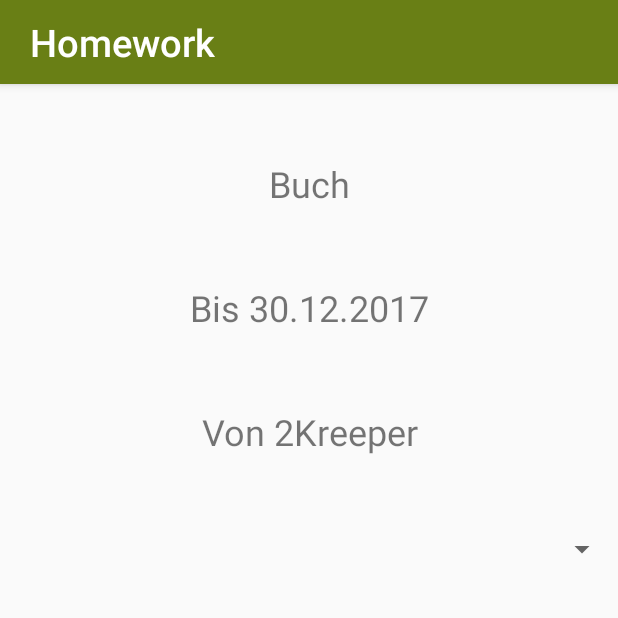
After one commit to 2Kreeper/Homework, an Android app: the FlagActivity screen opened directly, with no data from a screen before it, on a phone screen of 412 x 824 dp, the top half of it. The commit adds this screen. Run offline under Robolectric (Android 15) with nearby library versions, the phone set to English and light mode, and no system bars.

Commit message:
Flagging I
Begin to prototype the flagging UI

```diff
--- a/app/build.gradle
+++ b/app/build.gradle
@@ -41,4 +41,5 @@ dependencies {
 
 
 
+
 apply plugin: 'com.google.gms.google-services'
--- a/app/src/main/AndroidManifest.xml
+++ b/app/src/main/AndroidManifest.xml
@@ -34,21 +34,20 @@
             android:name=".SettingsActivity"
             android:screenOrientation="portrait" />
         <activity android:name=".RegisterActivity1" />
-        <activity android:name=".RegisterActivity2"></activity>
+        <activity android:name=".RegisterActivity2" />
 
-        <service
-            android:name=".fcm.FCMManager">
+        <service android:name=".fcm.FCMManager">
             <intent-filter>
-                <action android:name="com.google.firebase.INSTANCE_ID_EVENT"/>
+                <action android:name="com.google.firebase.INSTANCE_ID_EVENT" />
             </intent-filter>
         </service>
-        <service
-            android:name=".fcm.FCMReciever">
+        <service android:name=".fcm.FCMReciever">
             <intent-filter>
-                <action android:name="com.google.firebase.MESSAGING_EVENT"/>
+                <action android:name="com.google.firebase.MESSAGING_EVENT" />
             </intent-filter>
         </service>
 
+        <activity android:name=".FlagActivity"></activity>
     </application>
 
 </manifest>
--- /dev/null
+++ b/app/src/main/java/eu/baron_online/homework/FlagActivity.java
@@ -0,0 +1,13 @@
+package eu.baron_online.homework;
+
+import android.support.v7.app.AppCompatActivity;
+import android.os.Bundle;
+
+public class FlagActivity extends AppCompatActivity {
+
+    @Override
+    protected void onCreate(Bundle savedInstanceState) {
+        super.onCreate(savedInstanceState);
+        setContentView(R.layout.activity_flag);
+    }
+}
--- a/app/src/main/java/eu/baron_online/homework/HomeworkEntryDetailActivity.java
+++ b/app/src/main/java/eu/baron_online/homework/HomeworkEntryDetailActivity.java
@@ -4,25 +4,16 @@ import android.content.Context;
 import android.content.Intent;
 import android.os.AsyncTask;
 import android.os.Bundle;
-import android.service.notification.StatusBarNotification;
 import android.support.v7.widget.Toolbar;
 import android.view.View;
 import android.widget.Button;
 import android.widget.TextView;
 import android.widget.Toast;
 
-import org.apache.http.NameValuePair;
-import org.apache.http.message.BasicNameValuePair;
 import org.json.JSONException;
 import org.json.JSONObject;
 
-import java.io.IOException;
-import java.text.ParseException;
-import java.text.SimpleDateFormat;
-import java.util.ArrayList;
-import java.util.Date;
 import java.util.HashMap;
-import java.util.List;
 
 public class HomeworkEntryDetailActivity extends ToolbarActivity {
 
@@ -54,8 +45,8 @@ public class HomeworkEntryDetailActivity extends ToolbarActivity {
         }
 
         media = (TextView) findViewById(R.id.homeworkMedia);
-        page = (TextView) findViewById(R.id.homeworkPage);
-        numbers = (TextView) findViewById(R.id.homeworkNumbers);
+        page = (TextView) findViewById(R.id.homeworkUntil);
+        numbers = (TextView) findViewById(R.id.homeworkCreator);
         until = (TextView) findViewById(R.id.homeworkUntil);
 
         setLoading(true);
--- /dev/null
+++ b/app/src/main/res/layout/activity_flag.xml
@@ -0,0 +1,62 @@
+<?xml version="1.0" encoding="utf-8"?>
+<RelativeLayout xmlns:android="http://schemas.android.com/apk/res/android"
+    xmlns:tools="http://schemas.android.com/tools"
+    android:id="@+id/activity_create_entry"
+    android:layout_height="match_parent"
+    android:paddingBottom="@dimen/activity_wrapper_margin"
+    android:paddingLeft="@dimen/activity_wrapper_margin"
+    android:paddingRight="@dimen/activity_wrapper_margin"
+    android:paddingTop="@dimen/activity_wrapper_margin"
+    tools:context="eu.baron_online.homework.FlagActivity"
+    android:layout_width="match_parent">
+
+    <TextView
+        android:id="@+id/homeworkMedia"
+        android:layout_width="wrap_content"
+        android:layout_height="wrap_content"
+        android:layout_alignParentEnd="true"
+        android:layout_alignParentStart="true"
+        android:layout_below="@+id/toolbar"
+        android:layout_marginTop="50dp"
+        android:text="Buch"
+        android:textAlignment="center"
+        android:textSize="24sp" />
+
+    <TextView
+        android:id="@+id/homeworkUntil"
+        android:layout_width="wrap_content"
+        android:layout_height="wrap_content"
+        android:layout_alignParentEnd="true"
+        android:layout_alignParentStart="true"
+        android:layout_below="@+id/homeworkMedia"
+        android:layout_marginTop="50dp"
+        android:text="Bis 30.12.2017"
+        android:textAlignment="center"
+        android:textSize="24sp" />
+
+    <TextView
+        android:id="@+id/homeworkCreator"
+        android:layout_width="wrap_content"
+        android:layout_height="wrap_content"
+        android:layout_below="@+id/homeworkUntil"
+        android:layout_alignParentEnd="true"
+        android:layout_alignParentStart="true"
+        android:layout_marginTop="50dp"
+        android:text="Von 2Kreeper"
+        android:textAlignment="center"
+        android:textSize="24sp" />
+
+    <Spinner
+        android:id="@+id/homeworkFlagReason"
+        android:layout_width="match_parent"
+        android:layout_height="wrap_content"
+        android:layout_alignParentEnd="true"
+        android:layout_alignParentStart="true"
+        android:layout_below="@+id/homeworkCreator"
+        android:layout_marginTop="50dp" />
+
+    <include
+        android:id="@+id/toolbar"
+        layout="@layout/toolbar" />
+
+</RelativeLayout>
--- a/app/src/main/res/layout/activity_homework_entry_detail.xml
+++ b/app/src/main/res/layout/activity_homework_entry_detail.xml
@@ -17,12 +17,12 @@
         ></include>
 
     <TextView
-        android:id="@+id/homeworkNumbers"
+        android:id="@+id/homeworkCreator"
         android:layout_width="wrap_content"
         android:layout_height="wrap_content"
         android:layout_alignParentEnd="true"
         android:layout_alignParentStart="true"
-        android:layout_alignTop="@+id/homeworkPage"
+        android:layout_alignTop="@+id/homeworkUntil"
         android:layout_marginTop="62dp"
         android:text="@string/loading"
         android:textAlignment="center"
@@ -38,7 +38,7 @@
         android:text="@string/flag" />
 
     <TextView
-        android:id="@+id/homeworkPage"
+        android:id="@+id/homeworkUntil"
         android:layout_width="wrap_content"
         android:layout_height="wrap_content"
         android:layout_alignParentEnd="true"
@@ -65,7 +65,7 @@
         android:layout_height="wrap_content"
         android:layout_alignParentEnd="true"
         android:layout_alignParentStart="true"
-        android:layout_below="@+id/homeworkNumbers"
+        android:layout_below="@+id/homeworkCreator"
         android:layout_marginTop="36dp"
         android:text="@string/loading"
         android:textAlignment="center"
```
